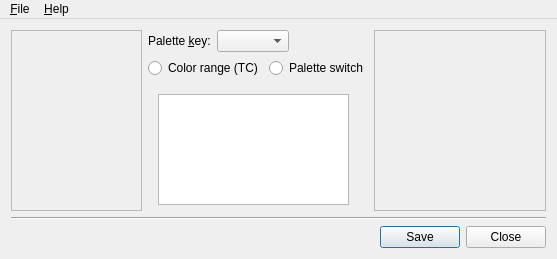
irydacea/wespal, file mainwindow.ui: the form before one commit.
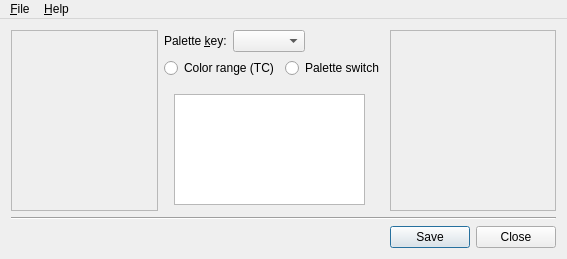
The form after the commit. Icons and pictures are not drawn.

Patch:
```diff
--- a/mainwindow.ui
+++ b/mainwindow.ui
@@ -6,13 +6,13 @@
    <rect>
     <x>0</x>
     <y>0</y>
-    <width>557</width>
+    <width>567</width>
     <height>259</height>
    </rect>
   </property>
   <property name="minimumSize">
    <size>
-    <width>557</width>
+    <width>567</width>
     <height>259</height>
    </size>
   </property>
@@ -31,7 +31,7 @@
     <item row="0" column="0" rowspan="3">
      <widget class="QLabel" name="previewOriginal">
       <property name="sizePolicy">
-       <sizepolicy hsizetype="Expanding" vsizetype="Expanding">
+       <sizepolicy hsizetype="MinimumExpanding" vsizetype="MinimumExpanding">
         <horstretch>0</horstretch>
         <verstretch>0</verstretch>
        </sizepolicy>
@@ -77,10 +77,10 @@
       </item>
      </layout>
     </item>
-    <item row="0" column="2" rowspan="3" colspan="2">
+    <item row="0" column="2" rowspan="3">
      <widget class="QLabel" name="previewRc">
       <property name="sizePolicy">
-       <sizepolicy hsizetype="Expanding" vsizetype="Expanding">
+       <sizepolicy hsizetype="MinimumExpanding" vsizetype="MinimumExpanding">
         <horstretch>0</horstretch>
         <verstretch>0</verstretch>
        </sizepolicy>
@@ -106,6 +106,12 @@
      <layout class="QHBoxLayout" name="horizontalLayout">
       <item>
        <widget class="QRadioButton" name="radRc">
+        <property name="sizePolicy">
+         <sizepolicy hsizetype="MinimumExpanding" vsizetype="Fixed">
+          <horstretch>0</horstretch>
+          <verstretch>0</verstretch>
+         </sizepolicy>
+        </property>
         <property name="whatsThis">
          <string>Selects color range-based (a.k.a. &quot;team color&quot;) recoloring.</string>
         </property>
@@ -116,6 +122,12 @@
       </item>
       <item>
        <widget class="QRadioButton" name="radPal">
+        <property name="sizePolicy">
+         <sizepolicy hsizetype="MinimumExpanding" vsizetype="Fixed">
+          <horstretch>0</horstretch>
+          <verstretch>0</verstretch>
+         </sizepolicy>
+        </property>
         <property name="toolTip">
          <string>Selects palette switching mode, to replace original colors with new ones using a color values list instead of ranges.</string>
         </property>
@@ -129,7 +141,7 @@
     <item row="2" column="1">
      <widget class="QStackedWidget" name="staFunctionOpts">
       <property name="sizePolicy">
-       <sizepolicy hsizetype="Expanding" vsizetype="Expanding">
+       <sizepolicy hsizetype="Minimum" vsizetype="Minimum">
         <horstretch>0</horstretch>
         <verstretch>0</verstretch>
        </sizepolicy>
@@ -148,7 +160,7 @@
          </rect>
         </property>
         <property name="sizePolicy">
-         <sizepolicy hsizetype="Expanding" vsizetype="Expanding">
+         <sizepolicy hsizetype="MinimumExpanding" vsizetype="MinimumExpanding">
           <horstretch>0</horstretch>
           <verstretch>0</verstretch>
          </sizepolicy>
@@ -191,14 +203,14 @@
       </widget>
      </widget>
     </item>
-    <item row="3" column="0" colspan="4">
+    <item row="3" column="0" colspan="3">
      <widget class="Line" name="line">
       <property name="orientation">
        <enum>Qt::Horizontal</enum>
       </property>
      </widget>
     </item>
-    <item row="4" column="3">
+    <item row="4" column="2">
      <widget class="QDialogButtonBox" name="buttonBox">
       <property name="standardButtons">
        <set>QDialogButtonBox::Close|QDialogButtonBox::Save</set>
@@ -212,7 +224,7 @@
     <rect>
      <x>0</x>
      <y>0</y>
-     <width>557</width>
+     <width>567</width>
      <height>21</height>
     </rect>
    </property>
```
